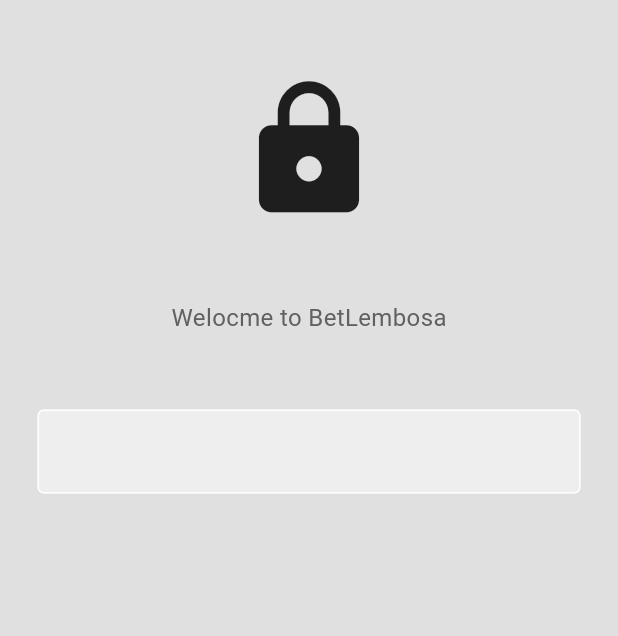
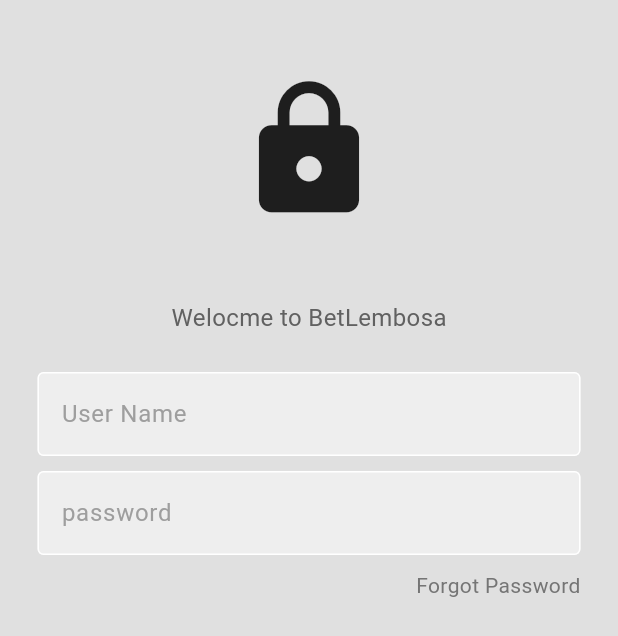
Before and after one commit to Paul-tes/BetLembosa-Room-Sharing-App, a Flutter app: the screen it shows after launch, on a phone screen of 412 x 824 dp. Shown: the top 636 px of the screen. Run offline on Flutter 3.47's test engine with Material 3 defaults, Android fonts, the phone set to English and light mode, and no system bars.

Commit message:
Input filds

```diff
--- /dev/null
+++ b/lib/components/my_text_filed.dart
@@ -0,0 +1,37 @@
+import 'package:flutter/material.dart';
+
+class MyTextField extends StatelessWidget {
+  final controller;
+  final String hintText;
+  final bool obscureText;
+
+  const MyTextField({
+    super.key,
+    required this.controller,
+    required this.hintText,
+    required this.obscureText
+  });
+
+  @override
+  Widget build(BuildContext context) {
+    return Padding(
+      padding: const EdgeInsets.symmetric(horizontal: 25.0),
+      child: TextField(
+        controller: controller,
+        obscureText: obscureText,
+        decoration: InputDecoration(
+          enabledBorder: OutlineInputBorder(
+            borderSide: BorderSide(color: Colors.white),
+          ),
+          focusedBorder: OutlineInputBorder(
+            borderSide: BorderSide(color: Colors.grey.shade400),
+          ),
+          fillColor: Colors.grey.shade200,
+          filled: true,
+          hintText: hintText,
+          hintStyle: TextStyle(color: Colors.grey[500])
+        ),
+      ),
+    );
+  }
+}
--- a/lib/main.dart
+++ b/lib/main.dart
@@ -10,7 +10,7 @@ class MyApp extends StatelessWidget {
 
   @override
   Widget build(BuildContext context) {
-    return const MaterialApp(
+    return MaterialApp(
       debugShowCheckedModeBanner: false,
       home: LoginPage(),
     );
--- a/lib/pages/login_page.dart
+++ b/lib/pages/login_page.dart
@@ -1,9 +1,15 @@
 // ignore_for_file: prefer_const_constructors, prefer_const_literals_to_create_immutables
 
+import 'package:betlembosa/components/my_text_filed.dart';
 import 'package:flutter/material.dart';
 
 class LoginPage extends StatelessWidget {
-  const LoginPage({super.key});
+  LoginPage({super.key});
+
+  // text controllers
+  final userNameController = TextEditingController();
+  final passwordController = TextEditingController();
+
 
   @override
   Widget build(BuildContext context) {
@@ -31,24 +37,36 @@ class LoginPage extends StatelessWidget {
               ),
 
               SizedBox(height: 25),
+
+              // user name text field
+              MyTextField(
+                controller: userNameController,
+                hintText: "User Name",
+                obscureText: false
+              ),
+
+              SizedBox(height: 10),
               // password text field
+              MyTextField(
+                controller: passwordController,
+                hintText: "password",
+                obscureText: true,
+              ),
+
+              SizedBox(height: 10),
+              // forgoten password
               Padding(
-                padding: const EdgeInsets.all(25.0),
-                child: TextField(
-                  decoration: InputDecoration(
-                    enabledBorder: OutlineInputBorder(
-                      borderSide: BorderSide(color: Colors.white),
+                padding: const EdgeInsets.symmetric(horizontal: 25.0),
+                child: Row(
+                  mainAxisAlignment: MainAxisAlignment.end,
+                  children: [
+                    Text(
+                      "Forgot Password",
+                      style: TextStyle(color: Colors.grey[600]),
                     ),
-                    focusedBorder: OutlineInputBorder(
-                      borderSide: BorderSide(color: Colors.grey.shade400),
-                    ),
-                    fillColor: Colors.grey.shade200,
-                    filled: true,
-                  )
+                  ],
                 ),
-              ),
-              // forgoten password
-
+              )
               // sign in butoon
 
               // or continue with
```
